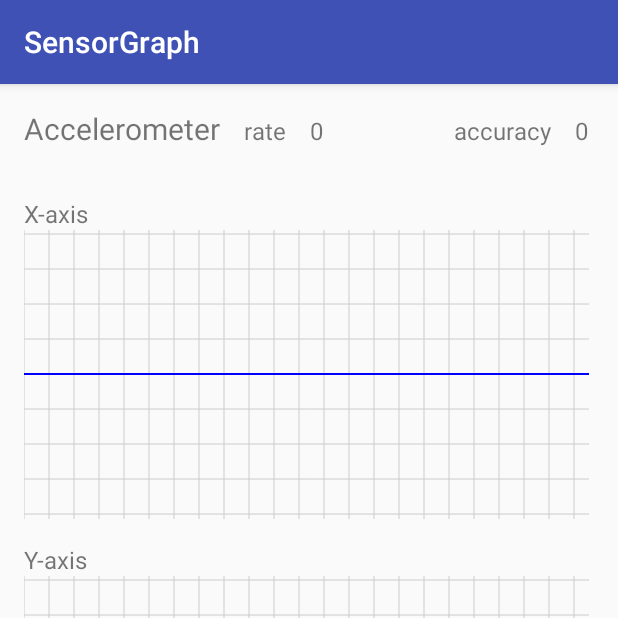
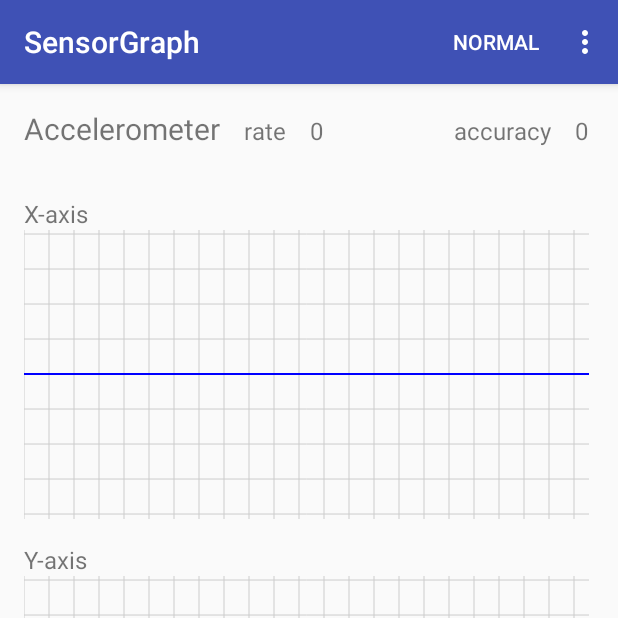
Before and after one commit to Fueda/SensorGraph, an Android app: the MainActivity screen opened directly, with no data from a screen before it, on a phone screen of 412 x 824 dp, the top half of it. Run offline under Robolectric (Android 15) with nearby library versions, the phone set to English and light mode, and no system bars; 2 statements that could not run were skipped.

Commit message:
Now we can choose one of three sensor types

```diff
--- a/app/src/main/java/jp/ac/titech/itpro/sdl/sensorgraph/MainActivity.java
+++ b/app/src/main/java/jp/ac/titech/itpro/sdl/sensorgraph/MainActivity.java
@@ -8,9 +8,12 @@ import android.hardware.SensorEventListener;
 import android.hardware.SensorManager;
 import android.os.Handler;
 import android.util.Log;
+import android.view.Menu;
+import android.view.MenuItem;
 import android.widget.TextView;
 import android.widget.Toast;
 
+import java.lang.reflect.Field;
 import java.util.Timer;
 import java.util.TimerTask;
 
@@ -18,10 +21,11 @@ public class MainActivity extends AppCompatActivity implements SensorEventListen
 
     private final static String TAG = "MainActivity";
 
+    private TextView sensorTypeView;
     private TextView rateView, accuracyView;
     private GraphView xView, yView, zView;
 
-    private SensorManager sensorMgr;
+    private SensorManager sensorManager;
     private Sensor sensor;
 
     private final static long GRAPH_REFRESH_PERIOD_MS = 20;
@@ -30,11 +34,12 @@ public class MainActivity extends AppCompatActivity implements SensorEventListen
     private Timer timer;
 
     private float vx, vy, vz;
-    private float rate;
+    private int rate;
     private int accuracy;
-    private long prevts;
+    private long prev_ts;
 
-    private final static float alpha = 0.75F;
+    private int sensorDelay = SensorManager.SENSOR_DELAY_NORMAL;
+    private int sensorType = Sensor.TYPE_ACCELEROMETER;
 
     @Override
     protected void onCreate(Bundle savedInstanceState) {
@@ -42,25 +47,26 @@ public class MainActivity extends AppCompatActivity implements SensorEventListen
         Log.i(TAG, "onCreate");
         setContentView(R.layout.activity_main);
 
+        sensorTypeView = findViewById(R.id.sensor_type_view);
         rateView = findViewById(R.id.rate_view);
         accuracyView = findViewById(R.id.accuracy_view);
         xView = findViewById(R.id.x_view);
         yView = findViewById(R.id.y_view);
         zView = findViewById(R.id.z_view);
 
-        sensorMgr = (SensorManager) getSystemService(SENSOR_SERVICE);
-        if (sensorMgr == null) {
+        sensorManager = (SensorManager) getSystemService(SENSOR_SERVICE);
+        if (sensorManager == null) {
             Toast.makeText(this, R.string.toast_no_sensor_manager, Toast.LENGTH_LONG).show();
             finish();
             return;
         }
-        sensor = sensorMgr.getDefaultSensor(Sensor.TYPE_ACCELEROMETER);
+        sensor = sensorManager.getDefaultSensor(sensorType);
         if (sensor == null) {
-            Toast.makeText(this, R.string.toast_no_sensor_available, Toast.LENGTH_SHORT).show();
+            Toast.makeText(this, getString(R.string.toast_no_sensor_available,
+                    sensorTypeName(sensorType)), Toast.LENGTH_SHORT).show();
             finish();
             return;
         }
-
         handler = new Handler();
     }
 
@@ -68,7 +74,7 @@ public class MainActivity extends AppCompatActivity implements SensorEventListen
     protected void onResume() {
         super.onResume();
         Log.i(TAG, "onResume");
-        sensorMgr.registerListener(this, sensor, SensorManager.SENSOR_DELAY_FASTEST);
+        sensorManager.registerListener(this, sensor, SensorManager.SENSOR_DELAY_FASTEST);
         timer = new Timer();
         timer.scheduleAtFixedRate(refreshTask, 0, GRAPH_REFRESH_PERIOD_MS);
     }
@@ -77,20 +83,111 @@ public class MainActivity extends AppCompatActivity implements SensorEventListen
     protected void onPause() {
         super.onPause();
         Log.i(TAG, "onPause");
-        sensorMgr.unregisterListener(this);
         if (timer != null) {
             timer.cancel();
             timer = null;
         }
+        sensorManager.unregisterListener(this);
+    }
+
+    @Override
+    public boolean onCreateOptionsMenu(Menu menu) {
+        Log.d(TAG, "onCreateOptionsMenu");
+        getMenuInflater().inflate(R.menu.main, menu);
+        return true;
+    }
+
+    @Override
+    public boolean onPrepareOptionsMenu(Menu menu) {
+        Log.d(TAG, "onPrepareOptionsMenu");
+        MenuItem item_delay = menu.findItem(R.id.menu_delay);
+        MenuItem item_accelerometer = menu.findItem(R.id.menu_accelerometer);
+        MenuItem item_gyroscope = menu.findItem(R.id.menu_gyroscope);
+        MenuItem item_magnetic_field = menu.findItem(R.id.menu_magnetic_field);
+        switch (sensorDelay) {
+        case SensorManager.SENSOR_DELAY_FASTEST:
+            item_delay.setTitle(R.string.menu_delay_fastest_title);
+            break;
+        case SensorManager.SENSOR_DELAY_GAME:
+            item_delay.setTitle(R.string.menu_delay_game_title);
+            break;
+        case SensorManager.SENSOR_DELAY_UI:
+            item_delay.setTitle(R.string.menu_delay_ui_title);
+            break;
+        case SensorManager.SENSOR_DELAY_NORMAL:
+            item_delay.setTitle(R.string.menu_delay_normal_title);
+            break;
+        }
+        item_accelerometer.setEnabled(true);
+        item_gyroscope.setEnabled(true);
+        item_magnetic_field.setEnabled(true);
+        switch (sensorType) {
+        case Sensor.TYPE_ACCELEROMETER:
+            item_accelerometer.setEnabled(false);
+            break;
+        case Sensor.TYPE_GYROSCOPE:
+            item_gyroscope.setEnabled(false);
+            break;
+        case Sensor.TYPE_MAGNETIC_FIELD:
+            item_magnetic_field.setEnabled(false);
+            break;
+        }
+        return super.onPrepareOptionsMenu(menu);
+    }
+
+    @Override
+    public boolean onOptionsItemSelected(MenuItem item) {
+        Log.d(TAG, "onOptionsItemSelected");
+        switch (item.getItemId()) {
+        case R.id.menu_delay:
+            Log.d(TAG, "menu_delay");
+            switch (sensorDelay) {
+            case SensorManager.SENSOR_DELAY_NORMAL:
+                sensorDelay = SensorManager.SENSOR_DELAY_UI;
+                break;
+            case SensorManager.SENSOR_DELAY_UI:
+                sensorDelay = SensorManager.SENSOR_DELAY_GAME;
+                break;
+            case SensorManager.SENSOR_DELAY_GAME:
+                sensorDelay = SensorManager.SENSOR_DELAY_FASTEST;
+                break;
+            case SensorManager.SENSOR_DELAY_FASTEST:
+                sensorDelay = SensorManager.SENSOR_DELAY_NORMAL;
+                break;
+            }
+            break;
+        case R.id.menu_accelerometer:
+            sensorType = Sensor.TYPE_ACCELEROMETER;
+            sensorTypeView.setText(R.string.menu_accelerometer_title);
+            break;
+        case R.id.menu_gyroscope:
+            sensorType = Sensor.TYPE_GYROSCOPE;
+            sensorTypeView.setText(R.string.menu_gyroscope_title);
+            break;
+        case R.id.menu_magnetic_field:
+            sensorType = Sensor.TYPE_MAGNETIC_FIELD;
+            sensorTypeView.setText(R.string.menu_magnetic_field_title);
+            break;
+        }
+        invalidateOptionsMenu();
+        changeConfig();
+        return super.onOptionsItemSelected(item);
+    }
+
+    private void changeConfig() {
+        sensorManager.unregisterListener(this);
+        Sensor sensor = sensorManager.getDefaultSensor(sensorType);
+        sensorManager.registerListener(this, sensor, sensorDelay);
     }
 
     @Override
     public void onSensorChanged(SensorEvent event) {
-        vx = alpha * vx + (1 - alpha) * event.values[0];
-        vy = alpha * vy + (1 - alpha) * event.values[1];
-        vz = alpha * vz + (1 - alpha) * event.values[2];
-        rate = ((float) (event.timestamp - prevts)) / (1000 * 1000);
-        prevts = event.timestamp;
+        vx = event.values[0];
+        vy = event.values[1];
+        vz = event.values[2];
+        long ts = event.timestamp;
+        rate = (int) (ts - prev_ts) / 1000;
+        prev_ts = ts;
     }
 
     @Override
@@ -99,10 +196,10 @@ public class MainActivity extends AppCompatActivity implements SensorEventListen
         this.accuracy = accuracy;
     }
 
-    private Runnable refreshRunner = new Runnable() {
+    private final Runnable refreshRunner = new Runnable() {
         @Override
         public void run() {
-            rateView.setText(getString(R.string.float_format, rate));
+            rateView.setText(getString(R.string.int_format, rate));
             accuracyView.setText(getString(R.string.int_format, accuracy));
             xView.addData(vx, true);
             yView.addData(vy, true);
@@ -110,10 +207,25 @@ public class MainActivity extends AppCompatActivity implements SensorEventListen
         }
     };
 
-    private TimerTask refreshTask = new TimerTask() {
+    private final TimerTask refreshTask = new TimerTask() {
         @Override
         public void run() {
             handler.post(refreshRunner);
         }
     };
+
+    private String sensorTypeName(int sensorType) {
+        try {
+            Class klass = Sensor.class;
+            for (Field field : klass.getFields()) {
+                String fieldName = field.getName();
+                if (fieldName.startsWith("TYPE_") && field.getInt(klass) == sensorType)
+                    return fieldName;
+            }
+        }
+        catch (IllegalAccessException e) {
+            e.printStackTrace();
+        }
+        return null;
+    }
 }
--- a/app/src/main/res/layout/activity_main.xml
+++ b/app/src/main/res/layout/activity_main.xml
@@ -16,6 +16,7 @@
         android:layout_marginBottom="@dimen/activity_vertical_margin" >
 
         <TextView
+            android:id="@+id/sensor_type_view"
             android:layout_width="wrap_content"
             android:layout_height="wrap_content"
             android:layout_marginEnd="@dimen/activity_horizontal_margin"
--- /dev/null
+++ b/app/src/main/res/menu/main.xml
@@ -0,0 +1,23 @@
+<?xml version="1.0" encoding="utf-8"?>
+<menu xmlns:app="http://schemas.android.com/apk/res-auto"
+    xmlns:android="http://schemas.android.com/apk/res/android">
+
+    <item
+        android:id="@+id/menu_delay"
+        android:orderInCategory="101"
+        android:title="@string/menu_delay_normal_title"
+        app:showAsAction="ifRoom" />
+
+    <item
+        android:id="@+id/menu_accelerometer"
+        android:orderInCategory="105"
+        android:title="@string/menu_accelerometer_title"/>
+    <item
+        android:id="@+id/menu_gyroscope"
+        android:orderInCategory="106"
+        android:title="@string/menu_gyroscope_title"/>
+    <item
+        android:id="@+id/menu_magnetic_field"
+        android:orderInCategory="107"
+        android:title="@string/menu_magnetic_field_title"/>
+</menu>
--- a/app/src/main/res/values/strings.xml
+++ b/app/src/main/res/values/strings.xml
@@ -1,8 +1,7 @@
 <resources>
     <string name="app_name">SensorGraph</string>
-    <string name="action_settings">Settings</string>
     <string name="toast_no_sensor_manager">No sensor manager</string>
-    <string name="toast_no_sensor_available">No sensor available</string>
+    <string name="toast_no_sensor_available">No sensor available: %s</string>
     <string name="initial_value_text">0</string>
     <string name="sensor_name_label">Accelerometer</string>
     <string name="rate_label">rate</string>
@@ -10,6 +9,12 @@
     <string name="x_label">X-axis</string>
     <string name="y_label">Y-axis</string>
     <string name="z_label">Z-axis</string>
-    <string name="float_format">%f</string>
     <string name="int_format">%d</string>
+    <string name="menu_delay_fastest_title">Fastest</string>
+    <string name="menu_delay_game_title">Game</string>
+    <string name="menu_delay_ui_title">UI</string>
+    <string name="menu_delay_normal_title">Normal</string>
+    <string name="menu_accelerometer_title">Accelerometer</string>
+    <string name="menu_gyroscope_title">Gyroscope</string>
+    <string name="menu_magnetic_field_title">Magnetic field</string>
 </resources>
```
